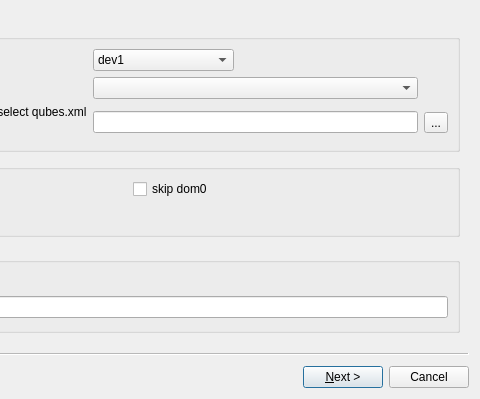
First picture: the form in restoredlg.ui, repository QubesOS/qubes-manager, before the edit; both pictures show x 220 to 700 and y 0 to 399 of the 700 by 399 pixel window.
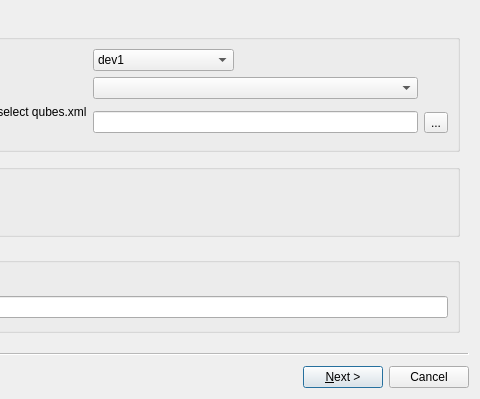
Second picture: the form after the edit.

Commit message:
backups: remove "skip dom0" option (#791)
User always can choose (or not) dom0 on the VMs selection page.

```diff
--- a/restoredlg.ui
+++ b/restoredlg.ui
@@ -56,13 +56,6 @@
          </property>
         </widget>
        </item>
-       <item row="0" column="1">
-        <widget class="QCheckBox" name="skip_dom0">
-         <property name="text">
-          <string>skip dom0</string>
-         </property>
-        </widget>
-       </item>
        <item row="1" column="0">
         <widget class="QCheckBox" name="ignore_uname_mismatch">
          <property name="toolTip">
```
The commit also changes 1 other file.
